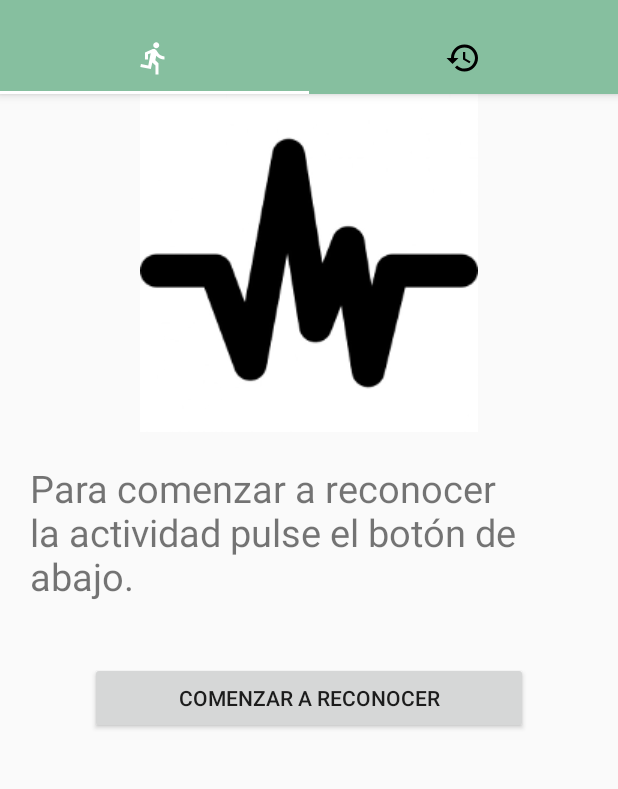
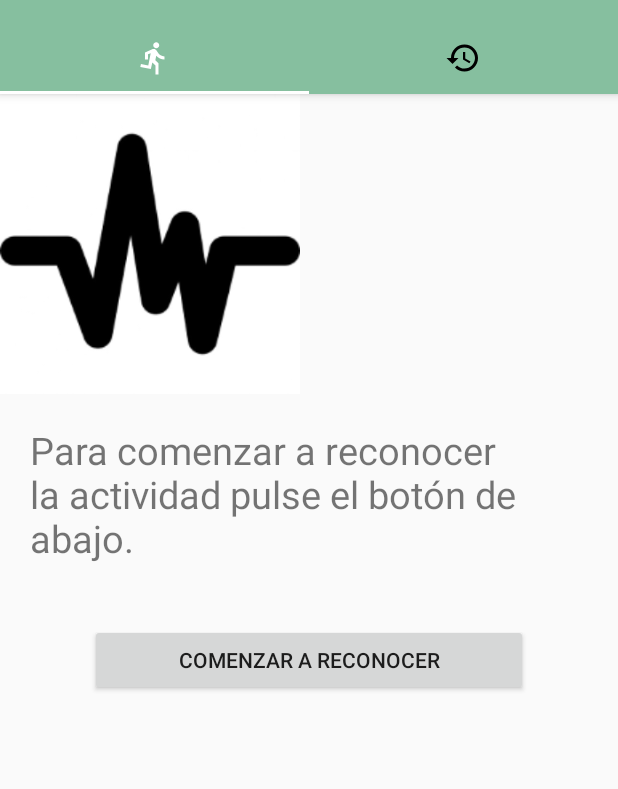
Before and after one commit to TfgReconocimientoPulseras/TrainAppTFG, an Android app: the screen it shows after launch (MainActivity), on a phone screen of 412 x 824 dp, the part 62-851 px from its top. Run offline under Robolectric (Android 15) with nearby library versions, the phone set to English and light mode, and no system bars; libraries missing offline, so code that uses them is left out: android.support.v7.

Commit message:
.pruebas

```diff
--- a/app/src/main/res/layout/fragment_reconocer_actividad.xml
+++ b/app/src/main/res/layout/fragment_reconocer_actividad.xml
@@ -5,17 +5,18 @@
     android:layout_height="match_parent">
 
 
+    <ImageView
+        android:id="@+id/icono_actividad"
+        android:layout_width="200dp"
+        android:layout_height="200dp"
+        android:scaleType="fitXY"
+        app:srcCompat="@drawable/ico_pausa" />
+
     <LinearLayout
         android:layout_width="match_parent"
         android:layout_height="wrap_content"
         android:orientation="vertical">
 
-        <ImageView
-            android:id="@+id/icono_actividad"
-            android:layout_width="match_parent"
-            android:layout_height="match_parent"
-            android:scaleType="center"
-            app:srcCompat="@drawable/ico_pausa" />
     </LinearLayout>
 
     <LinearLayout
@@ -27,12 +28,12 @@
             android:id="@+id/nombre_actividad"
             android:layout_width="match_parent"
             android:layout_height="wrap_content"
-            android:textSize="25dp"
             android:layout_marginBottom="20dp"
             android:layout_marginLeft="20dp"
             android:layout_marginRight="20dp"
             android:layout_marginTop="20dp"
-            android:text="Para comenzar a reconocer la actividad pulse el botón de abajo." />
+            android:text="Para comenzar a reconocer la actividad pulse el botón de abajo."
+            android:textSize="25dp" />
     </LinearLayout>
 
     <LinearLayout
```
